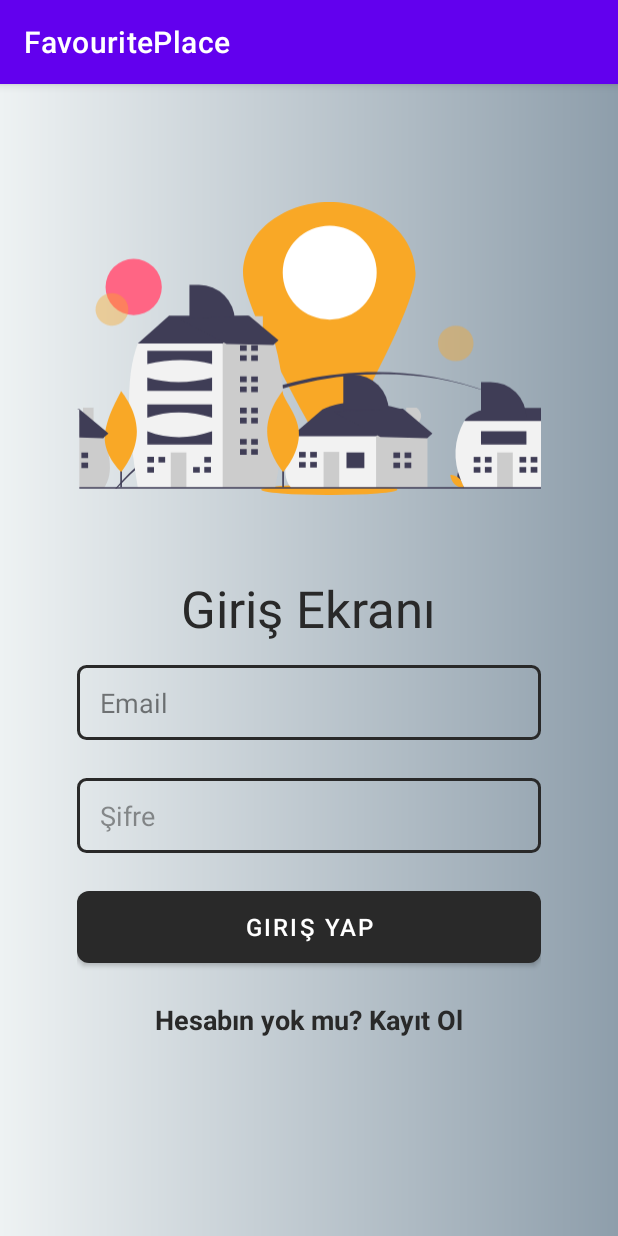
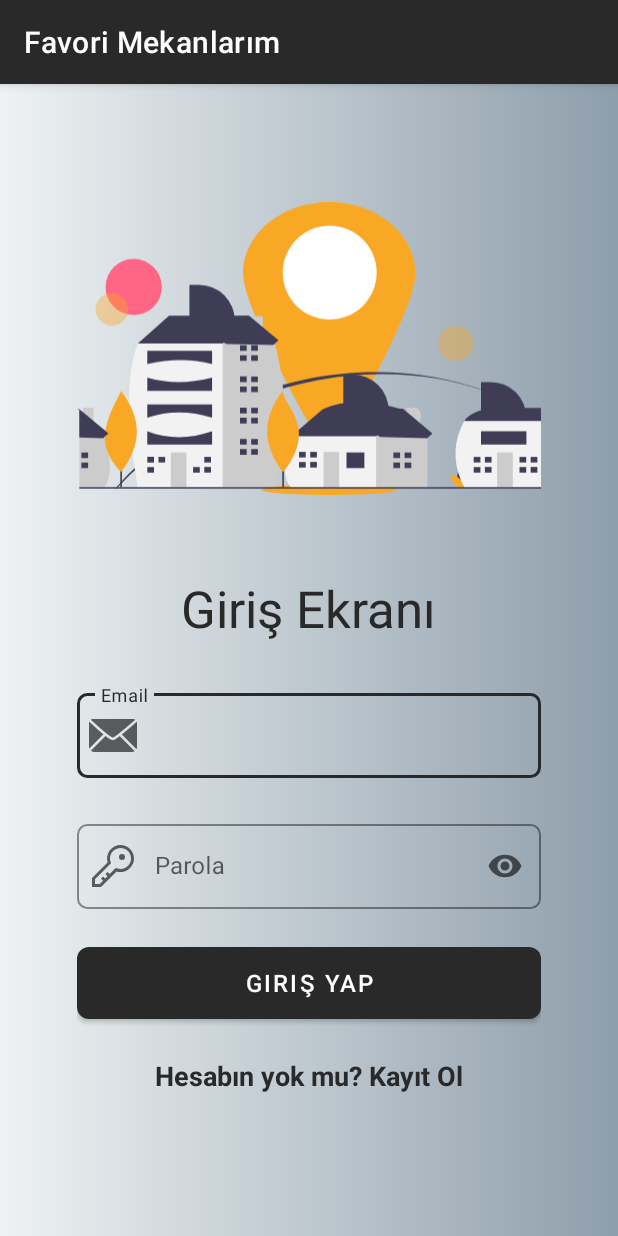
Before and after one commit to Slankss/FavouritePlace, an Android app: the screen it shows after launch (LoginActivity), on a phone screen of 412 x 824 dp. Run offline under Robolectric (Android 15) with nearby library versions, the phone set to English and light mode, and no system bars; our stand-ins replace Firebase (no records; nobody signed in at launch, a user with empty details on screens opened directly); Roboto replaces fonts that are not available here.

Commit message:
login sayfası yeniden düzenlendi

```diff
--- a/app/src/main/java/com/okankukul/favouriteplace/Add/AddActivity.kt
+++ b/app/src/main/java/com/okankukul/favouriteplace/Add/AddActivity.kt
@@ -97,7 +97,7 @@ class AddActivity : AppCompatActivity() {
         }
         else
         {
-            locationManager.requestLocationUpdates(LocationManager.GPS_PROVIDER,1,1f,locationListener)
+            locationManager.requestLocationUpdates(LocationManager.GPS_PROVIDER,60,1f,locationListener)
         }
 
 
@@ -241,7 +241,7 @@ class AddActivity : AppCompatActivity() {
             if(grantResults.size >0){
                 if(ContextCompat.checkSelfPermission(this,Manifest.permission.ACCESS_FINE_LOCATION) == PackageManager.PERMISSION_GRANTED){
                     // izni aldık konumu alıcaz
-                    locationManager.requestLocationUpdates(LocationManager.GPS_PROVIDER,1,1f,locationListener)
+                    locationManager.requestLocationUpdates(LocationManager.GPS_PROVIDER,60,1f,locationListener)
 
                 }
             }
--- /dev/null
+++ b/app/src/main/res/drawable/cursor_color.xml
@@ -0,0 +1,5 @@
+<?xml version="1.0" encoding="utf-8"?>
+<shape xmlns:android="http://schemas.android.com/apk/res/android" >
+    <size android:width="3dp" />
+    <solid android:color="@color/special_black"  />
+</shape>
--- /dev/null
+++ b/app/src/main/res/drawable/password.xml
@@ -0,0 +1,12 @@
+<vector xmlns:android="http://schemas.android.com/apk/res/android"
+    android:width="32dp"
+    android:height="32dp"
+    android:viewportWidth="32"
+    android:viewportHeight="32">
+  <path
+      android:fillColor="#FF000000"
+      android:pathData="M21,2a8.998,8.998 0,0 0,-8.612 11.612L2,24v6L8,30L18.388,19.612A9,9 0,1 0,21 2ZM21,18a7.012,7.012 0,0 1,-2.032 -0.302L17.821,17.35l-0.847,0.847 -3.181,3.181L12.414,20 11,21.414l1.379,1.379 -1.586,1.586L9.414,23 8,24.414l1.379,1.379L7.172,28L4,28L4,24.828l9.802,-9.802 0.847,-0.847 -0.347,-1.147A7,7 0,1 1,21 18Z"/>
+  <path
+      android:fillColor="#FF000000"
+      android:pathData="M22,10m-2,0a2,2 0,1 1,4 0a2,2 0,1 1,-4 0"/>
+</vector>
--- a/app/src/main/res/layout/fragment_login.xml
+++ b/app/src/main/res/layout/fragment_login.xml
@@ -26,8 +26,9 @@
         android:layout_width="0dp"
         android:layout_height="wrap_content"
         android:layout_marginStart="50dp"
+        android:layout_marginTop="25dp"
         android:layout_marginEnd="50dp"
-        android:layout_marginBottom="125dp"
+        android:layout_marginBottom="100dp"
         android:orientation="vertical"
         android:paddingTop="10dp"
         app:layout_constraintBottom_toBottomOf="parent"
@@ -35,33 +36,60 @@
         app:layout_constraintStart_toStartOf="parent"
         app:layout_constraintTop_toBottomOf="@+id/textView3">
 
-        <EditText
-            android:id="@+id/email_edit_text"
+        <com.google.android.material.textfield.TextInputLayout
+            android:id="@+id/emailInputLayout"
+            app:boxCornerRadiusTopStart="7dp"
+            app:boxCornerRadiusTopEnd="7dp"
+            app:boxCornerRadiusBottomStart="7dp"
+            app:boxCornerRadiusBottomEnd="7dp"
             android:layout_width="match_parent"
-            android:layout_height="50dp"
+            style="@style/Widget.MaterialComponents.TextInputLayout.OutlinedBox"
+            app:boxStrokeColor="@color/special_black"
+            app:boxStrokeErrorColor="#FF0000"
             android:layout_marginBottom="25dp"
-            android:background="@drawable/text_box"
-            android:ems="10"
-            android:hint="Email"
-            android:inputType="textEmailAddress"
-            android:paddingStart="15dp"
-            android:paddingEnd="15dp"
-            android:textColor="@color/special_black"
-            android:textColorHint="#80000000" />
+            android:layout_height="wrap_content"
+            app:endIconMode="clear_text"
+            app:hintTextColor="@color/special_black"
+            tools:layout_editor_absoluteX="1dp"
+            app:startIconDrawable="@android:drawable/ic_dialog_email">
+            <com.google.android.material.textfield.TextInputEditText
+                android:id="@+id/email_edit_text"
+                android:textColor="@color/special_black"
+                android:textCursorDrawable="@drawable/cursor_color"
+                android:textColorHighlight="@color/special_orange"
+                android:layout_width="match_parent"
+                android:layout_height="wrap_content"
+                android:inputType="textEmailAddress"
+                android:hint="Email" />
+        </com.google.android.material.textfield.TextInputLayout>
 
-        <EditText
-            android:id="@+id/password_edit_text"
+        <com.google.android.material.textfield.TextInputLayout
+            android:id="@+id/passwordInputLayout"
+            app:boxCornerRadiusTopStart="7dp"
+            app:boxCornerRadiusTopEnd="7dp"
+            app:boxCornerRadiusBottomStart="7dp"
+            app:boxCornerRadiusBottomEnd="7dp"
             android:layout_width="match_parent"
-            android:layout_height="50dp"
+            style="@style/Widget.MaterialComponents.TextInputLayout.OutlinedBox"
+            app:boxStrokeColor="@color/special_black"
+            app:boxStrokeErrorColor="#FF0000"
             android:layout_marginBottom="25dp"
-            android:background="@drawable/text_box"
-            android:ems="10"
-            android:hint="Şifre"
-            android:inputType="textPassword"
-            android:paddingStart="15dp"
-            android:paddingEnd="15dp"
-            android:textColor="@color/special_black"
-            android:textColorHint="#7E292929" />
+            android:layout_height="wrap_content"
+            app:endIconMode="password_toggle"
+            app:hintTextColor="@color/special_black"
+            tools:layout_editor_absoluteX="1dp"
+            app:startIconDrawable="@drawable/password">
+
+            <com.google.android.material.textfield.TextInputEditText
+                android:id="@+id/password_edit_text"
+                android:textColorHighlight="@color/special_orange"
+                android:textColor="@color/special_black"
+                android:layout_width="match_parent"
+                android:layout_height="wrap_content"
+                android:textCursorDrawable="@drawable/cursor_color"
+                android:inputType="textPassword"
+                android:hint="Parola" />
+        </com.google.android.material.textfield.TextInputLayout>
 
         <Button
             android:id="@+id/login_btn"
@@ -100,4 +128,6 @@
         app:srcCompat="@drawable/ic_undraw_best_place_re_lne9" />
 
 
+
+
 </androidx.constraintlayout.widget.ConstraintLayout>
--- a/app/src/main/res/values-night/themes.xml
+++ b/app/src/main/res/values-night/themes.xml
@@ -2,7 +2,7 @@
     <!-- Base application theme. -->
     <style name="Theme.FavouritePlace" parent="Theme.MaterialComponents.DayNight.DarkActionBar">
         <!-- Primary brand color. -->
-        <item name="colorPrimary">@color/purple_200</item>
+        <item name="colorPrimary">@color/special_black</item>
         <item name="colorPrimaryVariant">@color/purple_700</item>
         <item name="colorOnPrimary">@color/black</item>
         <!-- Secondary brand color. -->
--- a/app/src/main/res/values/strings.xml
+++ b/app/src/main/res/values/strings.xml
@@ -1,5 +1,5 @@
 <resources>
-    <string name="app_name">FavouritePlace</string>
+    <string name="app_name">Favori Mekanlarım</string>
     <!-- Strings related to login -->
     <string name="prompt_email">Email</string>
     <string name="prompt_password">Password</string>
--- a/app/src/main/res/values/themes.xml
+++ b/app/src/main/res/values/themes.xml
@@ -2,7 +2,7 @@
     <!-- Base application theme. -->
     <style name="Theme.FavouritePlace" parent="Theme.MaterialComponents.DayNight.DarkActionBar">
         <!-- Primary brand color. -->
-        <item name="colorPrimary">@color/purple_500</item>
+        <item name="colorPrimary">@color/special_black</item>
         <item name="colorPrimaryVariant">@color/purple_700</item>
         <item name="colorOnPrimary">@color/white</item>
         <!-- Secondary brand color. -->
```
